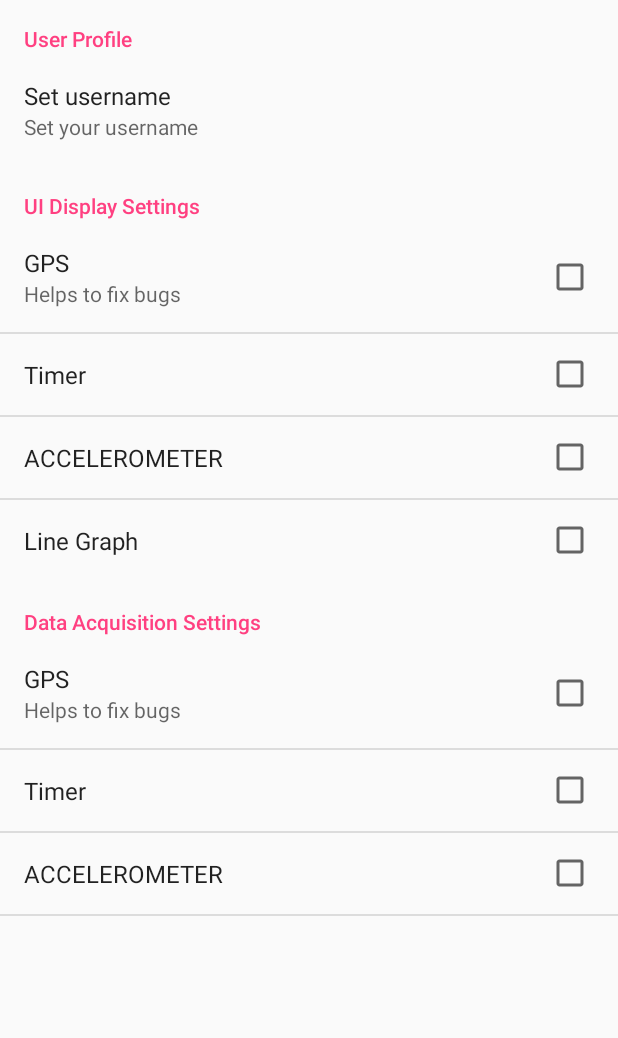
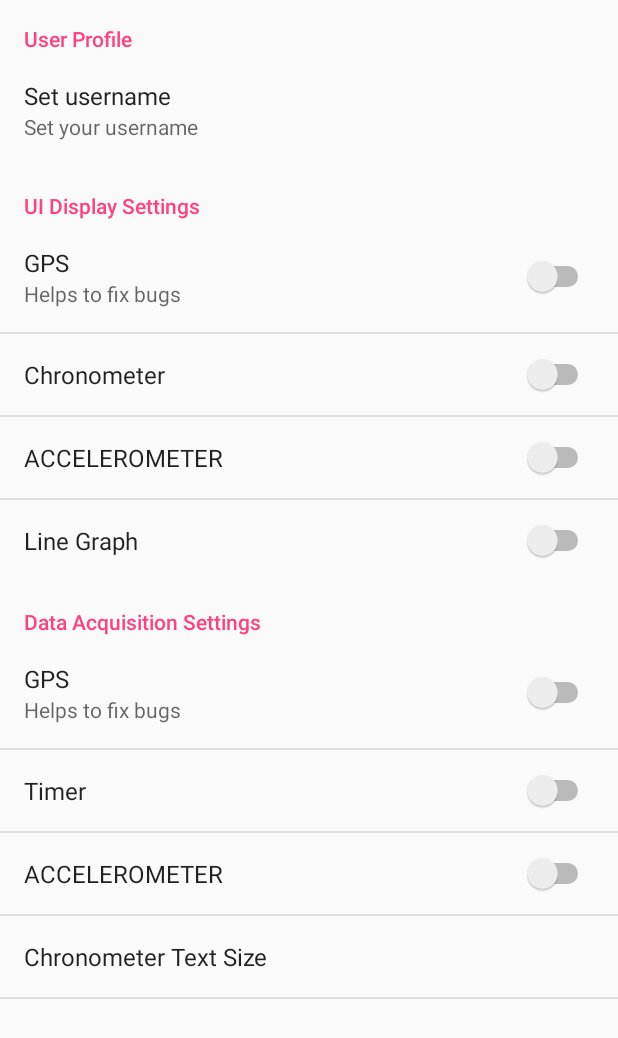
Before and after one commit to nrkfeller/driving_aid_app, an Android app: the screen it shows after launch (UserSettingActivity), in the options menu, after a tap on "Settings", on a phone screen of 412 x 824 dp. Shown: the top 1038 px of the screen. Run offline under Robolectric (Android 15) with nearby library versions, the phone set to English and light mode, and no system bars.

Commit message:
Added chrono text size setting, changed setting toggle method, removed redundant files

```diff
--- a/app/src/main/java/com/efelnic/driveapp/UserSettingActivity.java
+++ b/app/src/main/java/com/efelnic/driveapp/UserSettingActivity.java
@@ -12,8 +12,10 @@ import android.support.v4.app.NavUtils;
 import android.support.v7.app.AppCompatActivity;
 import android.os.Bundle;
 import android.preference.PreferenceActivity;
+import android.support.v7.widget.Toolbar;
 import android.text.TextUtils;
 import android.view.MenuItem;
+import android.view.View;
 
 public class UserSettingActivity extends    PreferenceActivity {
 
@@ -22,7 +24,6 @@ public class UserSettingActivity extends    PreferenceActivity {
         super.onCreate(savedInstanceState);
 
         addPreferencesFromResource(R.xml.settings);
-
 
     }
     @Override
@@ -118,6 +119,9 @@ public class UserSettingActivity extends    PreferenceActivity {
             bindPreferenceSummaryToValue(findPreference("prefAccelerometerData"));
             bindPreferenceSummaryToValue(findPreference("prefTimerData"));
 
+            //ChronotextSize
+            bindPreferenceSummaryToValue(findPreference("prefChronoTextSize"));
+
         }
     }
 
--- a/app/src/main/res/layout/activity_main.xml
+++ b/app/src/main/res/layout/activity_main.xml
@@ -23,7 +23,10 @@
         android:textSize="40sp"
         android:layout_centerHorizontal="true"
         android:onClick="goToTrackingActivity"
-        android:background="@drawable/button_green" />
+        android:background="@drawable/button_green"
+        android:clickable="false"
+        android:focusable="false"
+        android:focusableInTouchMode="false" />
 
     <TextView
         android:id="@+id/textUserSettings"
--- a/app/src/main/res/layout/activity_script.xml
+++ b/app/src/main/res/layout/activity_script.xml
@@ -27,4 +27,7 @@
         android:layout_alignParentBottom="true"
         android:layout_centerHorizontal="true"
         android:layout_marginBottom="31dp" />
+
+
+
 </RelativeLayout>
--- a/app/src/main/res/menu/settings.xml
+++ b/app/src/main/res/menu/settings.xml
@@ -1,12 +1,13 @@
 <?xml version="1.0" encoding="utf-8"?>
 
-<menu xmlns:android="http://schemas.android.com/apk/res/android" >
+<menu xmlns:android="http://schemas.android.com/apk/res/android"
+    xmlns:app="http://schemas.android.com/apk/res-auto">
 
 <item
     android:id="@+id/menu_settings"
     ic_menu_preferences=""
     android:orderInCategory="100"
-    android:showAsAction="never"
+    app:showAsAction="never"
     android:title="@string/menu_settings"
     android:icon="@android:drawable/ic_menu_preferences"/>
 
--- a/app/src/main/res/values/arrays.xml
+++ b/app/src/main/res/values/arrays.xml
@@ -2,17 +2,17 @@
 
 
 <resources>
-<string-array name="syncFrequency">
-    <item name="1">Once a day</item>
-    <item name="7">Once a week</item>
-    <item name="3">Once a year</item>
-    <item name="0">Never (Update maually)</item>
+<string-array name="prefChronTextSize">
+    <item name="25">Small (Default)</item>
+    <item name="40">Medium</item>
+    <item name="50">Large</item>
+
 </string-array>
-<string-array name="syncFrequencyValues">
-    <item name="1">1</item>
-    <item name="7">7</item>
-    <item name="30">30</item>
-    <item name="0">0</item>
+<string-array name="prefChronTextValues">
+    <item name="25">25</item>
+    <item name="40">40</item>
+    <item name="50">50</item>
+
 </string-array>
 
 </resources>
--- a/app/src/main/res/values/strings.xml
+++ b/app/src/main/res/values/strings.xml
@@ -8,7 +8,7 @@
     <string name="Ready_GPS_Altitude">Altitude : </string>
     <string name="Ready_GPS_Speed">Speed : </string>
     <string name="Ready_Time">Time Data</string>
-    <string name="Ready_Time_Timer">Timer : </string>
+    <string name="Ready_Time_Timer">Timer: </string>
     <string name="Ready_Time_Lap">Lap : </string>
     <string name="Ready_Accelerometer">Linear Accelerometer Data</string>
     <string name="Ready_Gyroscope">3D Accelerometer Data</string>
@@ -47,4 +47,5 @@
     <string name="pref_UI_Setting">UI Display Settings</string>
     <string name="pref_Database_Setting">Data Acquisition Settings</string>
 
+
 </resources>
--- a/app/src/main/res/xml/settings.xml
+++ b/app/src/main/res/xml/settings.xml
@@ -1,5 +1,6 @@
 <?xml version="1.0" encoding="utf-8"?>
 <PreferenceScreen xmlns:android="http://schemas.android.com/apk/res/android">
+
 
     <PreferenceCategory android:title="@string/pref_user_profile" >
         <EditTextPreference
@@ -9,60 +10,69 @@
     </PreferenceCategory>
 
     <PreferenceCategory android:title="@string/pref_UI_Setting" >
-        <CheckBoxPreference
+        <SwitchPreference
             android:defaultValue="false"
             android:key="prefGpsUI"
             android:summary="@string/pref_send_report_summary"
             android:title="@string/pref_gps" >
-        </CheckBoxPreference>
+
+        </SwitchPreference>
 
 
-        <CheckBoxPreference
+        <SwitchPreference
             android:defaultValue="false"
             android:key="prefTimerUI"
-            android:title="Timer" >
-        </CheckBoxPreference>
+            android:title="Chronometer" >
+        </SwitchPreference>
 
 
-        <CheckBoxPreference
+        <SwitchPreference
             android:defaultValue="false"
             android:key="prefAccelerometerUI"
             android:title="@string/pref_accelerometer" >
-        </CheckBoxPreference>
+        </SwitchPreference>
 
-        <CheckBoxPreference
+        <SwitchPreference
             android:defaultValue="false"
             android:key="prefLineGraphUI"
             android:title="@string/prefLineGraph" >
-        </CheckBoxPreference>
+        </SwitchPreference>
 
 
 
     </PreferenceCategory>
 
     <PreferenceCategory android:title="@string/pref_Database_Setting" >
-        <CheckBoxPreference
+        <SwitchPreference
             android:defaultValue="false"
             android:key="prefGpsData"
             android:summary="@string/pref_send_report_summary"
             android:title="@string/pref_gps" >
-        </CheckBoxPreference>
+        </SwitchPreference>
 
 
-        <CheckBoxPreference
+        <SwitchPreference
             android:defaultValue="false"
             android:key="prefTimerData"
             android:title="Timer" >
-        </CheckBoxPreference>
+        </SwitchPreference>
 
 
-        <CheckBoxPreference
+       <SwitchPreference
             android:defaultValue="false"
             android:key="prefAccelerometerData"
             android:title="@string/pref_accelerometer" >
-        </CheckBoxPreference>
+        </SwitchPreference>
 
 
+
+    <ListPreference
+        android:key="prefChronoTextSize"
+        android:title="Chronometer Text Size"
+        android:entries="@array/prefChronTextSize"
+        android:entryValues="@array/prefChronTextValues"
+        android:defaultValue="25" >
+        </ListPreference>
 
 
 
```
Also changed, not shown: app/src/main/AndroidManifest.xml (+8 -9 lines), app/src/main/java/com/efelnic/driveapp/TrackingActivity.java (+27 -0 lines), app/src/main/res/layout/activity_tracking.xml (+9 -9 lines), app/src/main/res/layout/activity_user_setting.xml (+1 -8 lines), app/src/main/res/layout/content_user_setting.xml (deleted, +0 -15 lines).
